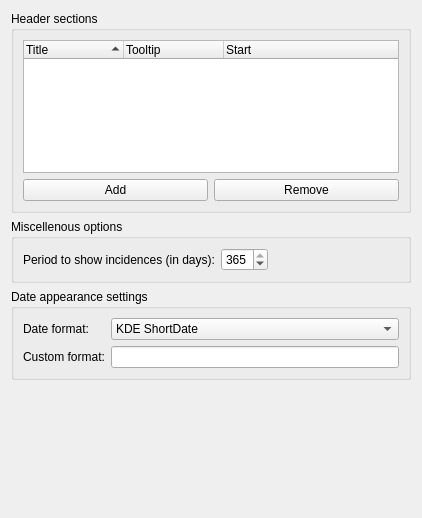
First picture: the form in src/applet/eventappletgeneralconfig.ui, repository KDE/plasmoid-eventlist, before the edit.
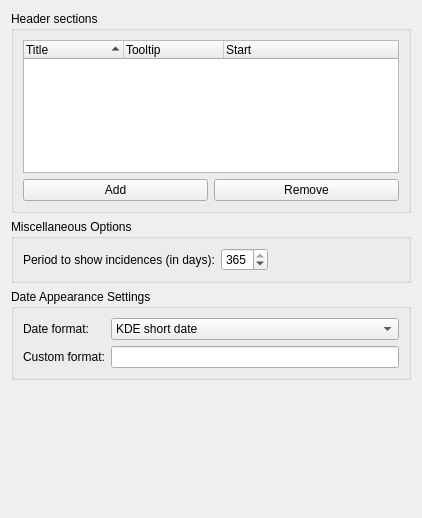
Second picture: the form after the edit. Custom widgets are drawn as their Qt base class.

Diff of the .ui file:
```diff
--- a/src/applet/eventappletgeneralconfig.ui
+++ b/src/applet/eventappletgeneralconfig.ui
@@ -84,7 +84,7 @@
    <item>
     <widget class="QGroupBox" name="groupBox_3">
      <property name="title">
-      <string>Miscellenous options</string>
+      <string>Miscellaneous Options</string>
      </property>
      <layout class="QHBoxLayout" name="horizontalLayout">
       <item>
@@ -129,7 +129,7 @@
    <item>
     <widget class="QGroupBox" name="groupBox_4">
      <property name="title">
-      <string>Date appearance settings</string>
+      <string>Date Appearance Settings</string>
      </property>
      <layout class="QGridLayout" name="gridLayout">
       <item row="0" column="0">
@@ -146,7 +146,7 @@
         </property>
         <item>
          <property name="text">
-          <string>KDE ShortDate</string>
+          <string>KDE short date</string>
          </property>
         </item>
         <item>
```
Left out of the diff: 2 changed lines with no effect on the pictures.
